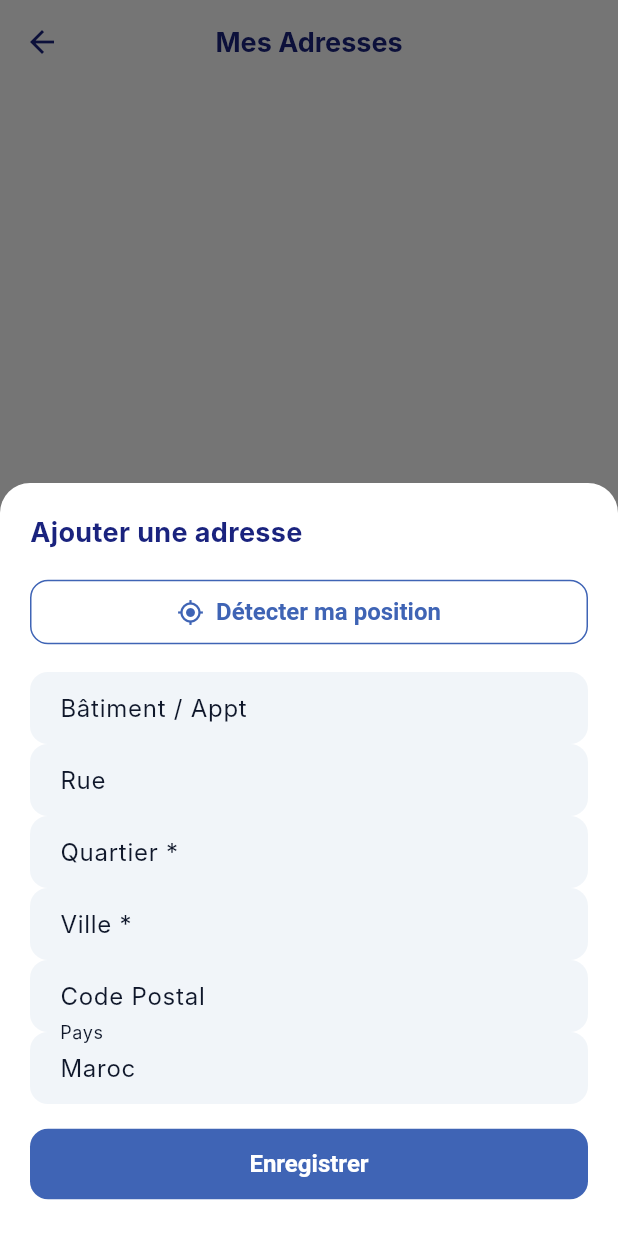
After one commit to AmineElBiyadi/marketplace_services_app, a Flutter app: the MyAddressesScreen screen opened directly, after a tap on "Ajouter", on a phone screen of 412 x 824 dp. The commit adds this screen. Run offline on Flutter 3.47's test engine with Material 3 defaults, Android fonts, the phone set to English and light mode, and no system bars; our stand-ins replace cloud_firestore, file_picker, firebase_auth, firebase_core, fl_chart, flutter_map and 7 more; accounts and stored records are empty; Roboto replaces fonts that are missing (Inter).

Commit message:
feat(profile): implement My Addresses management screen and wire to client profile

```diff
--- /dev/null
+++ b/service_app/lib/screens/client/my_addresses_screen.dart
@@ -0,0 +1,308 @@
+import 'package:flutter/material.dart';
+import 'package:cloud_firestore/cloud_firestore.dart';
+import 'package:firebase_auth/firebase_auth.dart';
+import 'package:geocoding/geocoding.dart';
+import '../../services/location_service.dart';
+
+class MyAddressesScreen extends StatefulWidget {
+  const MyAddressesScreen({super.key});
+
+  @override
+  State<MyAddressesScreen> createState() => _MyAddressesScreenState();
+}
+
+class _MyAddressesScreenState extends State<MyAddressesScreen> {
+  final _auth = FirebaseAuth.instance;
+  final _db = FirebaseFirestore.instance;
+  final _locationService = LocationService();
+
+  bool _isLoading = true;
+  List<Map<String, dynamic>> _addresses = [];
+  String? _userId;
+
+  @override
+  void initState() {
+    super.initState();
+    _userId = _auth.currentUser?.uid;
+    _fetchAddresses();
+  }
+
+  Future<void> _fetchAddresses() async {
+    if (_userId == null) return;
+    setState(() => _isLoading = true);
+    try {
+      final snap = await _db
+          .collection('adresses')
+          .where('idUtilisateur', isEqualTo: _userId)
+          .get();
+      setState(() {
+        _addresses = snap.docs.map((d) => {'id': d.id, ...d.data()}).toList();
+      });
+    } catch (e) {
+      debugPrint('Error fetching addresses: $e');
+    } finally {
+      if (mounted) setState(() => _isLoading = false);
+    }
+  }
+
+  Future<void> _deleteAddress(String addressId) async {
+    try {
+      await _db.collection('adresses').doc(addressId).delete();
+      _fetchAddresses();
+      if (mounted) {
+        ScaffoldMessenger.of(context).showSnackBar(
+            const SnackBar(content: Text('Adresse supprimée.')));
+      }
+    } catch (e) {
+      if (mounted) {
+        ScaffoldMessenger.of(context).showSnackBar(
+            SnackBar(content: Text('Erreur: $e'), backgroundColor: Colors.red));
+      }
+    }
+  }
+
+  void _showAddAddressSheet() {
+    showModalBottomSheet(
+      context: context,
+      isScrollControlled: true,
+      shape: const RoundedRectangleBorder(
+        borderRadius: BorderRadius.vertical(top: Radius.circular(20)),
+      ),
+      builder: (_) => _AddAddressSheet(
+        userId: _userId!,
+        locationService: _locationService,
+        onAddressAdded: () {
+          Navigator.pop(context);
+          _fetchAddresses();
+        },
+      ),
+    );
+  }
+
+  @override
+  Widget build(BuildContext context) {
+    return Scaffold(
+      backgroundColor: Colors.white,
+      appBar: AppBar(
+        title: const Text('Mes Adresses', style: TextStyle(color: Color(0xFF1A237E), fontWeight: FontWeight.bold, fontSize: 18)),
+        backgroundColor: Colors.white,
+        elevation: 0,
+        iconTheme: const IconThemeData(color: Color(0xFF1A237E)),
+      ),
+      body: _isLoading
+          ? const Center(child: CircularProgressIndicator())
+          : _addresses.isEmpty
+              ? const Center(child: Text('Aucune adresse trouvée.', style: TextStyle(color: Colors.grey)))
+              : ListView.builder(
+                  padding: const EdgeInsets.all(16),
+                  itemCount: _addresses.length,
+                  itemBuilder: (context, index) {
+                    final addr = _addresses[index];
+                    return Card(
+                      margin: const EdgeInsets.only(bottom: 12),
+                      shape: RoundedRectangleBorder(borderRadius: BorderRadius.circular(12)),
+                      elevation: 2,
+                      color: Colors.white,
+                      child: ListTile(
+                        leading: const CircleAvatar(
+                          backgroundColor: Color(0xFFE8EAF6),
+                          child: Icon(Icons.location_on, color: Color(0xFF3F64B5)),
+                        ),
+                        title: Text(addr['Quartier'] ?? 'Adresse sans quartier', style: const TextStyle(fontWeight: FontWeight.bold, color: Color(0xFF1A237E))),
+                        subtitle: Text('${addr['Rue'] ?? ''}\n${addr['Ville'] ?? ''}, ${addr['Pays'] ?? ''}'),
+                        isThreeLine: true,
+                        trailing: IconButton(
+                          icon: const Icon(Icons.delete_outline, color: Colors.red),
+                          onPressed: () => _deleteAddress(addr['id']),
+                        ),
+                      ),
+                    );
+                  },
+                ),
+      floatingActionButton: FloatingActionButton.extended(
+        onPressed: _showAddAddressSheet,
+        backgroundColor: const Color(0xFF3F64B5),
+        icon: const Icon(Icons.add, color: Colors.white),
+        label: const Text('Ajouter', style: TextStyle(color: Colors.white, fontWeight: FontWeight.bold)),
+      ),
+    );
+  }
+}
+
+class _AddAddressSheet extends StatefulWidget {
+  final String userId;
+  final LocationService locationService;
+  final VoidCallback onAddressAdded;
+
+  const _AddAddressSheet({
+    required this.userId,
+    required this.locationService,
+    required this.onAddressAdded,
+  });
+
+  @override
+  State<_AddAddressSheet> createState() => _AddAddressSheetState();
+}
+
+class _AddAddressSheetState extends State<_AddAddressSheet> {
+  final _rueCtrl = TextEditingController();
+  final _batCtrl = TextEditingController();
+  final _quartierCtrl = TextEditingController();
+  final _villeCtrl = TextEditingController();
+  final _cpCtrl = TextEditingController();
+  final _paysCtrl = TextEditingController(text: 'Maroc');
+  GeoPoint? _detectedGeoPoint;
+  bool _isLoading = false;
+
+  Future<void> _detectLoc() async {
+    setState(() => _isLoading = true);
+    try {
+      final pos = await widget.locationService.getCurrentPosition();
+      if (pos == null) throw Exception('Impossible de détecter la localisation.');
+      setState(() => _detectedGeoPoint = GeoPoint(pos.latitude, pos.longitude));
+
+      try {
+        final placemarks = await placemarkFromCoordinates(pos.latitude, pos.longitude);
+        if (placemarks.isNotEmpty) {
+          final p = placemarks.first;
+          setState(() {
+            // We only fill reliable information. We don't touch _batCtrl.
+            if (p.street != null && p.street!.isNotEmpty) _rueCtrl.text = p.street!;
+
+            if (p.subLocality != null && p.subLocality!.isNotEmpty) {
+              _quartierCtrl.text = p.subLocality!;
+            } else if (p.locality != null && p.locality!.isNotEmpty) {
+               _quartierCtrl.text = p.locality!;
+            }
+
+            if (p.administrativeArea != null && p.administrativeArea!.isNotEmpty) {
+              _villeCtrl.text = p.administrativeArea!;
+            } else if (p.locality != null && p.locality!.isNotEmpty) {
+              _villeCtrl.text = p.locality!;
+            }
+
+            if (p.postalCode != null && p.postalCode!.isNotEmpty) _cpCtrl.text = p.postalCode!;
+            if (p.country != null && p.country!.isNotEmpty) _paysCtrl.text = p.country!;
+          });
+        }
+      } catch (_) {
+        // Fallback gracefully (GPS coordinates are already saved)
+      }
+
+      if (mounted) {
+        ScaffoldMessenger.of(context).showSnackBar(const SnackBar(
+          content: Text('Position GPS détectée avec succès !'),
+          backgroundColor: Colors.green,
+        ));
+      }
+
+    } catch (e) {
+      ScaffoldMessenger.of(context).showSnackBar(SnackBar(content: Text('Erreur: $e')));
+    } finally {
+      if (mounted) setState(() => _isLoading = false);
+    }
+  }
+
+  Future<void> _save() async {
+    if (_villeCtrl.text.isEmpty || _quartierCtrl.text.isEmpty) {
+      ScaffoldMessenger.of(context).showSnackBar(const SnackBar(content: Text('Ville et Quartier obligatoires.')));
+      return;
+    }
+    setState(() => _isLoading = true);
+
+    try {
+      GeoPoint? finalGeo = _detectedGeoPoint;
+      if (finalGeo == null) {
+        try {
+          final locs = await locationFromAddress('${_batCtrl.text} ${_rueCtrl.text}, ${_quartierCtrl.text}, ${_villeCtrl.text}');
+          if (locs.isNotEmpty) {
+            finalGeo = GeoPoint(locs.first.latitude, locs.first.longitude);
+          }
+        } catch (_) {}
+      }
+
+      await FirebaseFirestore.instance.collection('adresses').add({
+        'idUtilisateur': widget.userId,
+        'Rue': _rueCtrl.text.trim(),
+        'NumBatiment': _batCtrl.text.trim(),
+        'Quartier': _quartierCtrl.text.trim(),
+        'Ville': _villeCtrl.text.trim(),
+        'CodePostal': _cpCtrl.text.trim(),
+        'Pays': _paysCtrl.text.trim(),
+        'location': finalGeo,
+      });
+
+      // Update master location in user document
+      if (finalGeo != null) {
+        await FirebaseFirestore.instance.collection('utilisateurs').doc(widget.userId).update({
+          'location': finalGeo,
+        });
+      }
+
+      widget.onAddressAdded();
+    } catch (e) {
+      ScaffoldMessenger.of(context).showSnackBar(SnackBar(content: Text('Erreur: $e')));
+      setState(() => _isLoading = false);
+    }
+  }
+
+  @override
+  Widget build(BuildContext context) {
+    return Padding(
+      padding: EdgeInsets.only(
+        bottom: MediaQuery.of(context).viewInsets.bottom,
+        left: 20, right: 20, top: 20,
+      ),
+      child: SingleChildScrollView(
+         child: Column(
+           mainAxisSize: MainAxisSize.min,
+           crossAxisAlignment: CrossAxisAlignment.stretch,
+           children: [
+             const Text('Ajouter une adresse', style: TextStyle(fontSize: 18, fontWeight: FontWeight.bold, color: Color(0xFF1A237E))),
+             const SizedBox(height: 16),
+             OutlinedButton.icon(
+               onPressed: _isLoading ? null : _detectLoc,
+               icon: const Icon(Icons.my_location),
+               label: const Text('Détecter ma position'),
+               style: OutlinedButton.styleFrom(
+                 foregroundColor: const Color(0xFF3F64B5),
+                 side: const BorderSide(color: Color(0xFF3F64B5)),
+                 padding: const EdgeInsets.symmetric(vertical: 12),
+               ),
+             ),
+             const SizedBox(height: 16),
+             TextField(controller: _batCtrl, decoration: const InputDecoration(labelText: 'Bâtiment / Appt')),
+             TextField(controller: _rueCtrl, decoration: const InputDecoration(labelText: 'Rue')),
+             TextField(controller: _quartierCtrl, decoration: const InputDecoration(labelText: 'Quartier *')),
+             TextField(controller: _villeCtrl, decoration: const InputDecoration(labelText: 'Ville *')),
+             TextField(controller: _cpCtrl, decoration: const InputDecoration(labelText: 'Code Postal')),
+             TextField(controller: _paysCtrl, decoration: const InputDecoration(labelText: 'Pays')),
+             const SizedBox(height: 16),
+             if (_detectedGeoPoint != null) ...[
+               const Row(
+                 mainAxisAlignment: MainAxisAlignment.center,
+                 children: [
+                   Icon(Icons.check_circle, color: Colors.green, size: 16),
+                   SizedBox(width: 6),
+                   Text('Coordonnées GPS enregistrées', style: TextStyle(color: Colors.green, fontSize: 13, fontWeight: FontWeight.bold)),
+                 ]
+               ),
+               const SizedBox(height: 12),
+             ],
+             ElevatedButton(
+               onPressed: _isLoading ? null : _save,
+               style: ElevatedButton.styleFrom(
+                 backgroundColor: const Color(0xFF3F64B5),
+                 foregroundColor: Colors.white,
+                 padding: const EdgeInsets.symmetric(vertical: 14),
+                 shape: RoundedRectangleBorder(borderRadius: BorderRadius.circular(12)),
+               ),
+               child: _isLoading ? const SizedBox(width: 20, height: 20, child: CircularProgressIndicator(color: Colors.white, strokeWidth: 2)) : const Text('Enregistrer', style: TextStyle(fontSize: 16, fontWeight: FontWeight.bold)),
+             ),
+             const SizedBox(height: 24),
+           ],
+         ),
+      ),
+    );
+  }
+}
```
Also changed, not shown: service_app/lib/screens/client/profile_screen.dart (+7 -0 lines).
